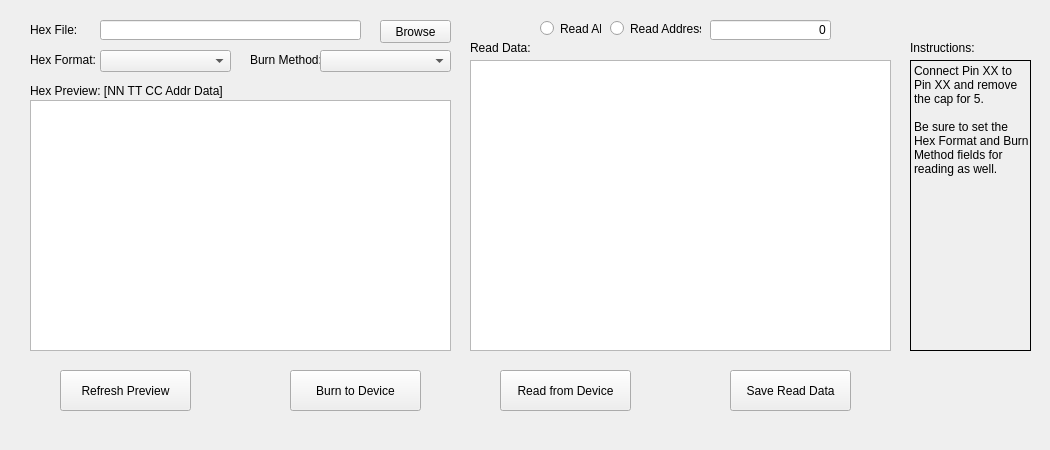
The window that src/BaseGUIs/GUI_PROGRAMMER.ui (Donn13Darko/uC_Interfacer) describes before a commit, drawn with Qt 5.
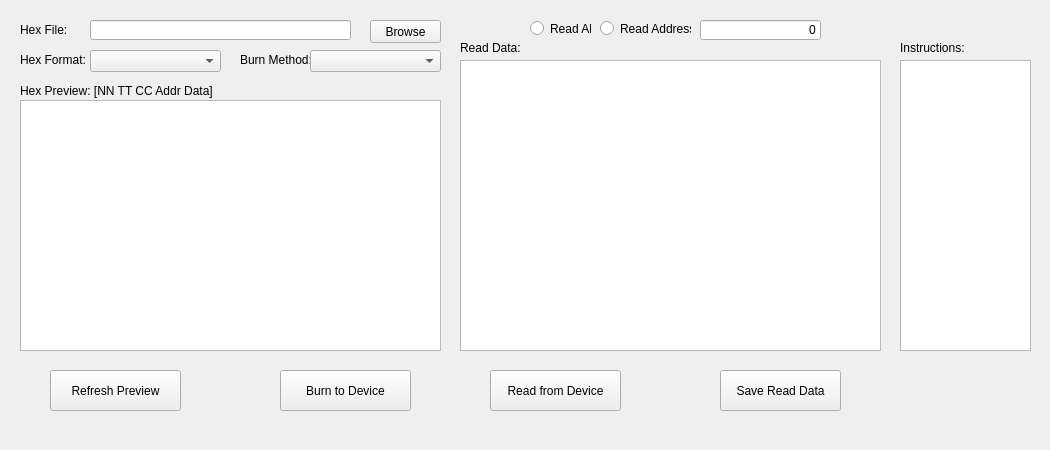
The same window after the commit.

Commit message: Adding functionality to programming GUI and updating README

```diff
--- a/src/BaseGUIs/GUI_PROGRAMMER.ui
+++ b/src/BaseGUIs/GUI_PROGRAMMER.ui
@@ -16,7 +16,7 @@
   <widget class="QLineEdit" name="HexFile_LineEdit">
    <property name="geometry">
     <rect>
-     <x>100</x>
+     <x>90</x>
      <y>20</y>
      <width>261</width>
      <height>20</height>
@@ -26,7 +26,7 @@
   <widget class="QLabel" name="HexFile_Label">
    <property name="geometry">
     <rect>
-     <x>30</x>
+     <x>20</x>
      <y>20</y>
      <width>71</width>
      <height>20</height>
@@ -39,7 +39,7 @@
   <widget class="QPushButton" name="BrowseHexFile_Button">
    <property name="geometry">
     <rect>
-     <x>380</x>
+     <x>370</x>
      <y>20</y>
      <width>71</width>
      <height>23</height>
@@ -52,7 +52,7 @@
   <widget class="QPushButton" name="SaveReadData_Button">
    <property name="geometry">
     <rect>
-     <x>730</x>
+     <x>720</x>
      <y>370</y>
      <width>121</width>
      <height>41</height>
@@ -65,7 +65,7 @@
   <widget class="QPlainTextEdit" name="ReadData_Edit">
    <property name="geometry">
     <rect>
-     <x>470</x>
+     <x>460</x>
      <y>60</y>
      <width>421</width>
      <height>291</height>
@@ -78,7 +78,7 @@
   <widget class="QPushButton" name="BurnData_Button">
    <property name="geometry">
     <rect>
-     <x>290</x>
+     <x>280</x>
      <y>370</y>
      <width>131</width>
      <height>41</height>
@@ -91,7 +91,7 @@
   <widget class="QPushButton" name="ReadData_Button">
    <property name="geometry">
     <rect>
-     <x>500</x>
+     <x>490</x>
      <y>370</y>
      <width>131</width>
      <height>41</height>
@@ -107,7 +107,7 @@
   <widget class="QLabel" name="ReadData_Label">
    <property name="geometry">
     <rect>
-     <x>470</x>
+     <x>460</x>
      <y>40</y>
      <width>61</width>
      <height>16</height>
@@ -120,7 +120,7 @@
   <widget class="QPlainTextEdit" name="HexPreview_Edit">
    <property name="geometry">
     <rect>
-     <x>30</x>
+     <x>20</x>
      <y>100</y>
      <width>421</width>
      <height>251</height>
@@ -136,7 +136,7 @@
   <widget class="QLabel" name="HexPreview_Label">
    <property name="geometry">
     <rect>
-     <x>30</x>
+     <x>20</x>
      <y>80</y>
      <width>211</width>
      <height>21</height>
@@ -149,7 +149,7 @@
   <widget class="QLabel" name="BurnMethod_Label">
    <property name="geometry">
     <rect>
-     <x>250</x>
+     <x>240</x>
      <y>50</y>
      <width>71</width>
      <height>20</height>
@@ -162,7 +162,7 @@
   <widget class="QLabel" name="HexFormat_Label">
    <property name="geometry">
     <rect>
-     <x>30</x>
+     <x>20</x>
      <y>50</y>
      <width>71</width>
      <height>20</height>
@@ -175,7 +175,7 @@
   <widget class="QComboBox" name="HexFormat_Combo">
    <property name="geometry">
     <rect>
-     <x>100</x>
+     <x>90</x>
      <y>50</y>
      <width>131</width>
      <height>22</height>
@@ -185,7 +185,7 @@
   <widget class="QPushButton" name="RefreshPreview_Button">
    <property name="geometry">
     <rect>
-     <x>60</x>
+     <x>50</x>
      <y>370</y>
      <width>131</width>
      <height>41</height>
@@ -198,7 +198,7 @@
   <widget class="QComboBox" name="BurnMethod_Combo">
    <property name="geometry">
     <rect>
-     <x>320</x>
+     <x>310</x>
      <y>50</y>
      <width>131</width>
      <height>22</height>
@@ -208,7 +208,7 @@
   <widget class="QRadioButton" name="ReadAll_Radio">
    <property name="geometry">
     <rect>
-     <x>540</x>
+     <x>530</x>
      <y>20</y>
      <width>61</width>
      <height>17</height>
@@ -224,7 +224,7 @@
   <widget class="QRadioButton" name="ReadAddr_Radio">
    <property name="geometry">
     <rect>
-     <x>610</x>
+     <x>600</x>
      <y>20</y>
      <width>91</width>
      <height>17</height>
@@ -240,7 +240,7 @@
   <widget class="QLineEdit" name="ReadAddr_Edit">
    <property name="geometry">
     <rect>
-     <x>710</x>
+     <x>700</x>
      <y>20</y>
      <width>121</width>
      <height>20</height>
@@ -253,37 +253,10 @@
     <set>Qt::AlignRight|Qt::AlignTrailing|Qt::AlignVCenter</set>
    </property>
   </widget>
-  <widget class="QLabel" name="InstructionsText_Label">
-   <property name="geometry">
-    <rect>
-     <x>910</x>
-     <y>60</y>
-     <width>121</width>
-     <height>291</height>
-    </rect>
-   </property>
-   <property name="frameShape">
-    <enum>QFrame::Box</enum>
-   </property>
-   <property name="frameShadow">
-    <enum>QFrame::Plain</enum>
-   </property>
-   <property name="text">
-    <string>Connect Pin XX to Pin XX and remove the cap for 5.
-
-Be sure to set the Hex Format and Burn Method fields for reading as well.</string>
-   </property>
-   <property name="alignment">
-    <set>Qt::AlignLeading|Qt::AlignLeft|Qt::AlignTop</set>
-   </property>
-   <property name="wordWrap">
-    <bool>true</bool>
-   </property>
-  </widget>
   <widget class="QLabel" name="Instructions_Label">
    <property name="geometry">
     <rect>
-     <x>910</x>
+     <x>900</x>
      <y>40</y>
      <width>71</width>
      <height>16</height>
@@ -293,6 +266,31 @@
     <string>Instructions:</string>
    </property>
   </widget>
+  <widget class="QPlainTextEdit" name="Instructions_TextEdit">
+   <property name="geometry">
+    <rect>
+     <x>900</x>
+     <y>60</y>
+     <width>131</width>
+     <height>291</height>
+    </rect>
+   </property>
+   <property name="frameShape">
+    <enum>QFrame::StyledPanel</enum>
+   </property>
+   <property name="frameShadow">
+    <enum>QFrame::Sunken</enum>
+   </property>
+   <property name="undoRedoEnabled">
+    <bool>false</bool>
+   </property>
+   <property name="textInteractionFlags">
+    <set>Qt::LinksAccessibleByMouse</set>
+   </property>
+   <property name="backgroundVisible">
+    <bool>false</bool>
+   </property>
+  </widget>
  </widget>
  <resources/>
  <connections/>
```
The commit also changes 4 other files.
